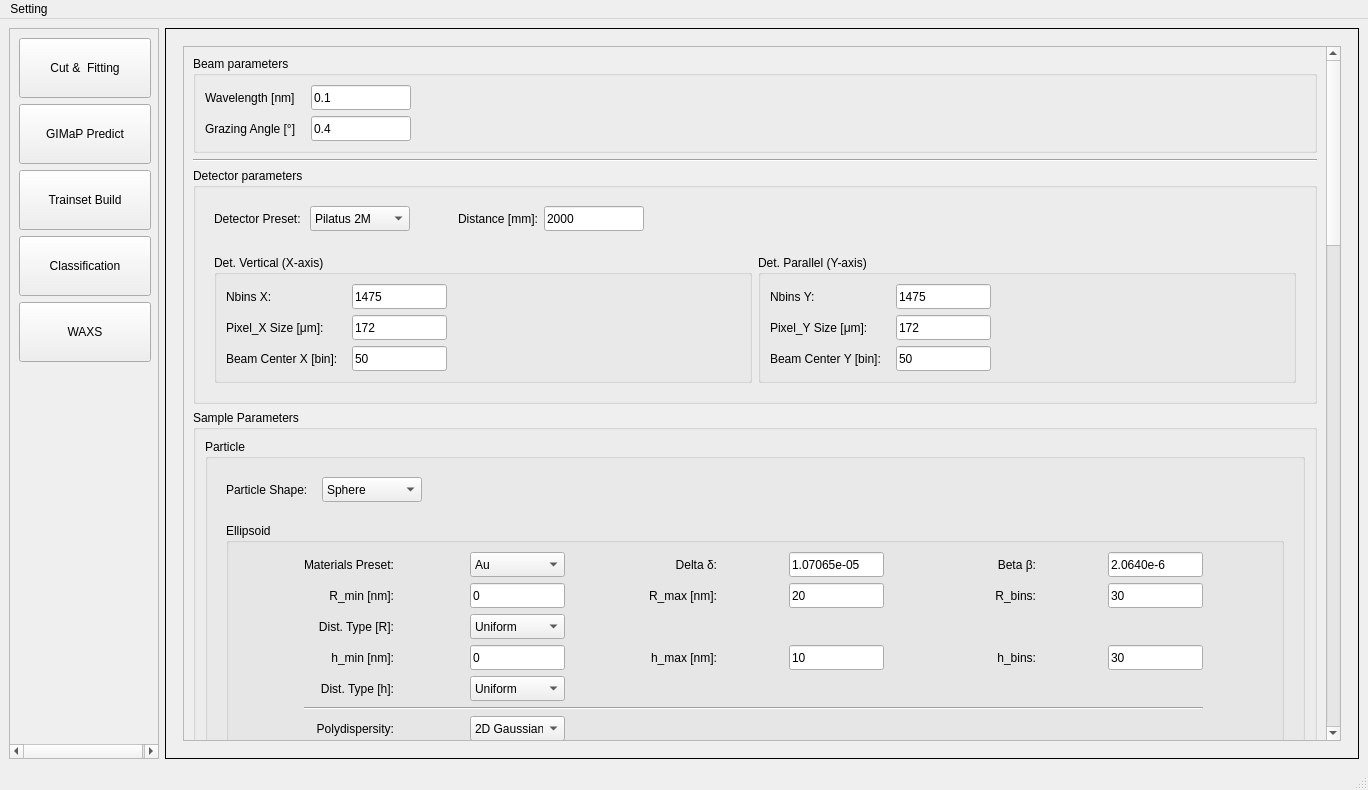
Above: ui/main_window.ui from zyffcc/gisaxs_gui before the change. Below: the same form after it.
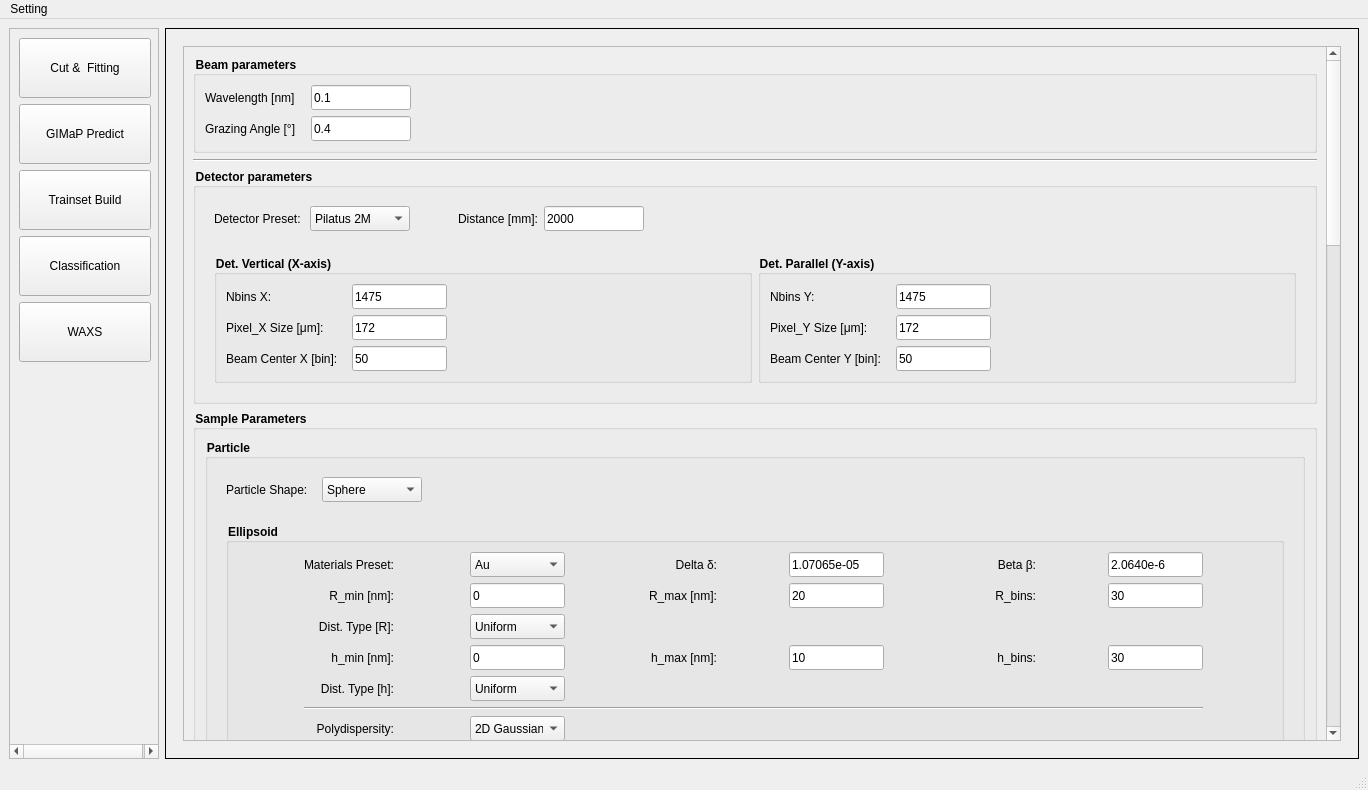
That is the form after the change. The open tabs and pages were chosen to show the change. Custom widgets are drawn as their Qt base class.

What changed in the file:
```diff
--- a/ui/main_window.ui
+++ b/ui/main_window.ui
@@ -251,7 +251,7 @@
                  </property>
                  <property name="styleSheet">
                   <string notr="true">QGroupBox {
-    font: bold 10pt &quot;Microsoft YaHei&quot;;
+    font-weight: bold;
 }</string>
                  </property>
                  <property name="title">
@@ -382,7 +382,7 @@
                  </property>
                  <property name="styleSheet">
                   <string notr="true">QGroupBox {
-    font: bold 10pt &quot;Microsoft YaHei&quot;;
+    font-weight: bold;
 }</string>
                  </property>
                  <property name="title">
@@ -880,7 +880,7 @@
                  </property>
                  <property name="styleSheet">
                   <string notr="true">QGroupBox {
-    font: bold 10pt &quot;Microsoft YaHei&quot;;
+    font-weight: bold;
 }</string>
                  </property>
                  <property name="title">
```
Left out of the diff: 28 changed lines with no effect on the pictures.
